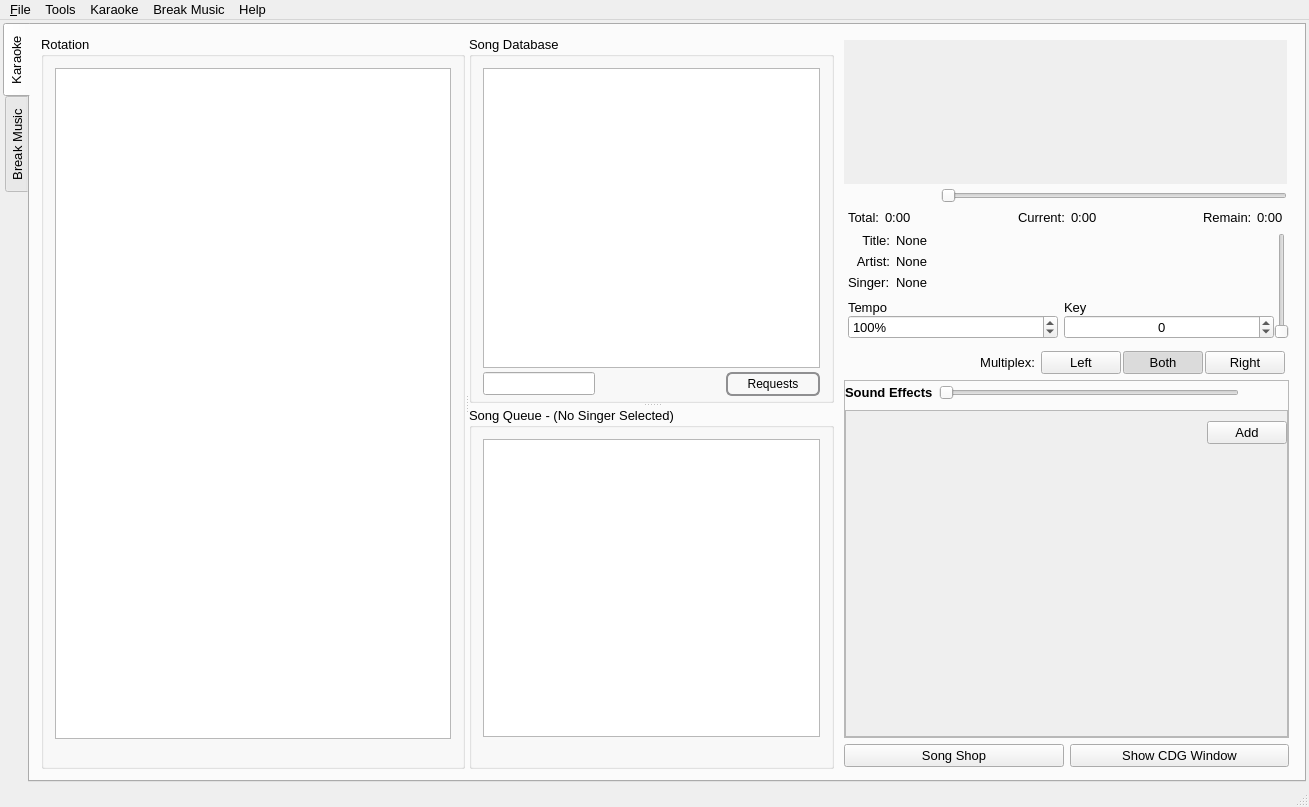
Before: the Qt Designer form OpenKJ/mainwindow.ui in OpenKJ/OpenKJ, drawn with Qt 5.
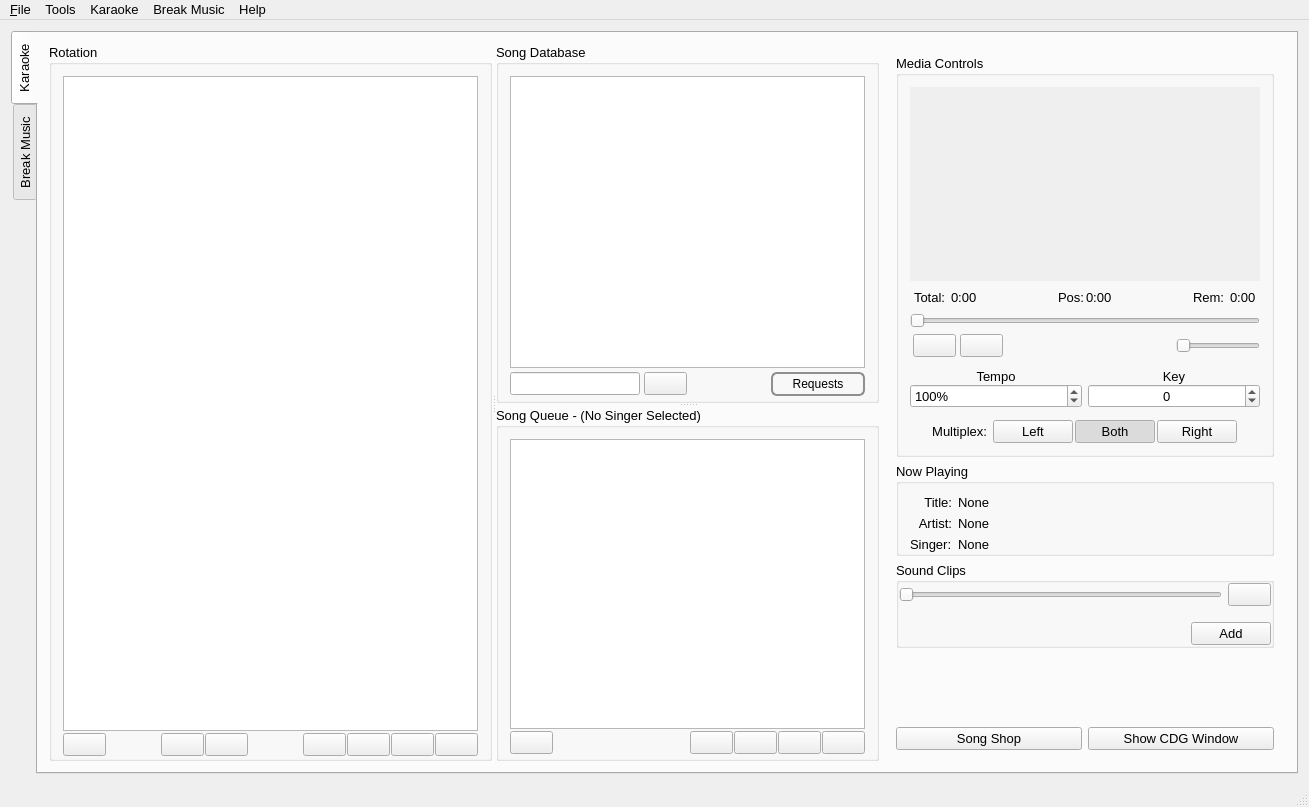
After: the same form once the commit is applied. Icons and pictures are not drawn. Custom widgets are drawn as their Qt base class.

```diff
--- a/OpenKJ/mainwindow.ui
+++ b/OpenKJ/mainwindow.ui
@@ -29,19 +29,7 @@
     <normaloff>:/icons/Icons/okicon.svg</normaloff>:/icons/Icons/okicon.svg</iconset>
   </property>
   <widget class="QWidget" name="centralWidget">
-   <layout class="QHBoxLayout" name="horizontalLayout_23">
-    <property name="leftMargin">
-     <number>3</number>
-    </property>
-    <property name="topMargin">
-     <number>3</number>
-    </property>
-    <property name="rightMargin">
-     <number>3</number>
-    </property>
-    <property name="bottomMargin">
-     <number>3</number>
-    </property>
+   <layout class="QVBoxLayout" name="verticalLayout_14">
     <item>
      <widget class="QTabWidget" name="tabWidget">
       <property name="tabPosition">
@@ -173,12 +161,12 @@
                  </property>
                  <property name="iconSize">
                   <size>
-                   <width>22</width>
-                   <height>22</height>
+                   <width>32</width>
+                   <height>32</height>
                   </size>
                  </property>
                  <property name="flat">
-                  <bool>true</bool>
+                  <bool>false</bool>
                  </property>
                 </widget>
                </item>
@@ -206,12 +194,12 @@
                  </property>
                  <property name="iconSize">
                   <size>
-                   <width>22</width>
-                   <height>22</height>
+                   <width>32</width>
+                   <height>32</height>
                   </size>
                  </property>
                  <property name="flat">
-                  <bool>true</bool>
+                  <bool>false</bool>
                  </property>
                 </widget>
                </item>
@@ -226,12 +214,12 @@
                  </property>
                  <property name="iconSize">
                   <size>
-                   <width>22</width>
-                   <height>22</height>
+                   <width>32</width>
+                   <height>32</height>
                   </size>
                  </property>
                  <property name="flat">
-                  <bool>true</bool>
+                  <bool>false</bool>
                  </property>
                 </widget>
                </item>
@@ -277,12 +265,12 @@
                  </property>
                  <property name="iconSize">
                   <size>
-                   <width>22</width>
-                   <height>22</height>
+                   <width>32</width>
+                   <height>32</height>
                   </size>
                  </property>
                  <property name="flat">
-                  <bool>true</bool>
+                  <bool>false</bool>
                  </property>
                 </widget>
                </item>
@@ -315,12 +303,12 @@
                  </property>
                  <property name="iconSize">
                   <size>
-                   <width>22</width>
-                   <height>22</height>
+                   <width>32</width>
+                   <height>32</height>
                   </size>
                  </property>
                  <property name="flat">
-                  <bool>true</bool>
+                  <bool>false</bool>
                  </property>
                 </widget>
                </item>
@@ -353,12 +341,12 @@
                  </property>
                  <property name="iconSize">
                   <size>
-                   <width>22</width>
-                   <height>22</height>
+                   <width>32</width>
+                   <height>32</height>
                   </size>
                  </property>
                  <property name="flat">
-                  <bool>true</bool>
+                  <bool>false</bool>
                  </property>
                 </widget>
                </item>
@@ -391,12 +379,12 @@
                  </property>
                  <property name="iconSize">
                   <size>
-                   <width>22</width>
-                   <height>22</height>
+                   <width>32</width>
+                   <height>32</height>
                   </size>
                  </property>
                  <property name="flat">
-                  <bool>true</bool>
+                  <bool>false</bool>
                  </property>
                 </widget>
                </item>
@@ -514,10 +502,16 @@
                     </property>
                     <property name="icon">
                      <iconset resource="resources.qrc">
-                      <normaloff>:/Icons/system-search2.png</normaloff>:/Icons/system-search2.png</iconset>
+                      <normaloff>:/Icons/breeze-dark/edit-find.svg</normaloff>:/Icons/breeze-dark/edit-find.svg</iconset>
+                    </property>
+                    <property name="iconSize">
+                     <size>
+                      <width>32</width>
+                      <height>32</height>
+                     </size>
                     </property>
                     <property name="flat">
-                     <bool>true</bool>
+                     <bool>false</bool>
                     </property>
                    </widget>
                   </item>
@@ -700,12 +694,12 @@
                       </property>
                       <property name="iconSize">
                        <size>
-                        <width>22</width>
-                        <height>22</height>
+                        <width>32</width>
+                        <height>32</height>
                        </size>
                       </property>
                       <property name="flat">
-                       <bool>true</bool>
+                       <bool>false</bool>
                       </property>
                      </widget>
                     </item>
@@ -751,12 +745,12 @@
                       </property>
                       <property name="iconSize">
                        <size>
-                        <width>22</width>
-                        <height>22</height>
+                        <width>32</width>
+                        <height>32</height>
                        </size>
                       </property>
                       <property name="flat">
-                       <bool>true</bool>
+                       <bool>false</bool>
                       </property>
                      </widget>
                     </item>
@@ -789,12 +783,12 @@
                       </property>
                       <property name="iconSize">
                        <size>
-                        <width>22</width>
-                        <height>22</height>
+                        <width>32</width>
+                        <height>32</height>
                        </size>
                       </property>
                       <property name="flat">
-                       <bool>true</bool>
+                       <bool>false</bool>
                       </property>
                      </widget>
                     </item>
@@ -827,12 +821,12 @@
                       </property>
                       <property name="iconSize">
                        <size>
-                        <width>22</width>
-                        <height>22</height>
+                        <width>32</width>
+                        <height>32</height>
                        </size>
                       </property>
                       <property name="flat">
-                       <bool>true</bool>
+                       <bool>false</bool>
                       </property>
                      </widget>
                     </item>
@@ -865,12 +859,12 @@
                       </property>
                       <property name="iconSize">
                        <size>
-                        <width>22</width>
-                        <height>22</height>
+                        <width>32</width>
+                        <height>32</height>
                        </size>
                       </property>
                       <property name="flat">
-                       <bool>true</bool>
+                       <bool>false</bool>
                       </property>
                      </widget>
                     </item>
@@ -902,7 +896,7 @@
           </property>
           <property name="maximumSize">
            <size>
-            <width>512</width>
+            <width>400</width>
             <height>16777215</height>
            </size>
           </property>
@@ -918,52 +912,22 @@
           <property name="lineWidth">
            <number>0</number>
           </property>
-          <layout class="QVBoxLayout" name="verticalLayout_14">
-           <property name="spacing">
-            <number>6</number>
-           </property>
-           <property name="leftMargin">
-            <number>4</number>
-           </property>
-           <property name="topMargin">
-            <number>4</number>
-           </property>
-           <property name="rightMargin">
-            <number>4</number>
-           </property>
-           <property name="bottomMargin">
-            <number>2</number>
-           </property>
+          <property name="midLineWidth">
+           <number>0</number>
+          </property>
+          <layout class="QVBoxLayout" name="verticalLayout_13">
            <item>
-            <widget class="QFrame" name="cdgFrame">
+            <widget class="QGroupBox" name="cdgGroupBox">
              <property name="baseSize">
               <size>
                <width>256</width>
                <height>216</height>
               </size>
              </property>
-             <property name="frameShape">
-              <enum>QFrame::NoFrame</enum>
+             <property name="title">
+              <string>Media Controls</string>
              </property>
-             <property name="frameShadow">
-              <enum>QFrame::Raised</enum>
-             </property>
-             <layout class="QVBoxLayout" name="verticalLayout_15">
-              <property name="spacing">
-               <number>0</number>
-              </property>
-              <property name="leftMargin">
-               <number>0</number>
-              </property>
-              <property name="topMargin">
-               <number>0</number>
-              </property>
-              <property name="rightMargin">
-               <number>2</number>
-              </property>
-              <property name="bottomMargin">
-               <number>0</number>
-              </property>
+             <layout class="QVBoxLayout" name="verticalLayout_10">
               <item>
                <widget class="VideoDisplayAR" name="videoPreview" native="true">
                 <property name="sizePolicy">
@@ -975,7 +939,7 @@
                 <property name="minimumSize">
                  <size>
                   <width>256</width>
-                  <height>144</height>
+                  <height>194</height>
                  </size>
                 </property>
                 <property name="autoFillBackground">
@@ -1000,89 +964,6 @@
                 </layout>
                </widget>
               </item>
-              <item>
-               <widget class="QFrame" name="progressFrame_2">
-                <property name="sizePolicy">
-                 <sizepolicy hsizetype="Expanding" vsizetype="Minimum">
-                  <horstretch>0</horstretch>
-                  <verstretch>0</verstretch>
-                 </sizepolicy>
-                </property>
-                <property name="frameShape">
-                 <enum>QFrame::NoFrame</enum>
-                </property>
-                <property name="frameShadow">
-                 <enum>QFrame::Plain</enum>
-                </property>
-                <property name="lineWidth">
-                 <number>0</number>
-                </property>
-                <layout class="QHBoxLayout" name="horizontalLayout_14">
-                 <property name="spacing">
-                  <number>4</number>
-                 </property>
-                 <property name="leftMargin">
-                  <number>3</number>
-                 </property>
-                 <property name="topMargin">
-                  <number>0</number>
-                 </property>
-                 <property name="rightMargin">
-                  <number>0</number>
-                 </property>
-                 <property name="bottomMargin">
-                  <number>0</number>
-                 </property>
-                 <item>
-                  <widget class="QPushButton" name="buttonPause">
-                   <property name="focusPolicy">
-                    <enum>Qt::NoFocus</enum>
-                   </property>
-                   <property name="icon">
-                    <iconset resource="resources.qrc">
-                     <normaloff>:/icons/pause</normaloff>:/icons/pause</iconset>
-                   </property>
-                   <property name="flat">
-                    <bool>true</bool>
-                   </property>
-                  </widget>
-                 </item>
-                 <item>
-                  <widget class="QPushButton" name="buttonStop">
-                   <property name="focusPolicy">
-                    <enum>Qt::NoFocus</enum>
-                   </property>
-                   <property name="icon">
-                    <iconset resource="resources.qrc">
-                     <normaloff>:/icons/stop</normaloff>:/icons/stop</iconset>
-                   </property>
-                   <property name="flat">
-                    <bool>true</bool>
-                   </property>
-                  </widget>
-                 </item>
-                 <item>
-                  <widget class="QSlider" name="sliderProgress">
-                   <property name="sizePolicy">
-                    <sizepolicy hsizetype="Expanding" vsizetype="Fixed">
-                     <horstretch>0</horstretch>
-                     <verstretch>0</verstretch>
-                    </sizepolicy>
-                   </property>
-                   <property name="maximumSize">
-                    <size>
-                     <width>16777215</width>
-                     <height>16777215</height>
-                    </size>
-                   </property>
-                   <property name="orientation">
-                    <enum>Qt::Horizontal</enum>
-                   </property>
-                  </widget>
-                 </item>
-                </layout>
-               </widget>
-              </item>
               <item>
                <layout class="QHBoxLayout" name="hlProgress">
                 <property name="leftMargin">
@@ -1169,7 +1050,7 @@
                      <enum>QFrame::Plain</enum>
                     </property>
                     <property name="text">
-                     <string>Current: </string>
+                     <string>Pos:</string>
                     </property>
                     <property name="scaledContents">
                      <bool>true</bool>
@@ -1221,7 +1102,7 @@
                      <enum>QFrame::NoFrame</enum>
                     </property>
                     <property name="text">
-                     <string>Remain: </string>
+                     <string>Rem: </string>
                     </property>
                     <property name="scaledContents">
                      <bool>true</bool>
@@ -1245,135 +1126,157 @@
                 </item>
                </layout>
               </item>
-             </layout>
+              <item>
+               <widget class="QSlider" name="sliderProgress">
+                <property name="sizePolicy">
+                 <sizepolicy hsizetype="Expanding" vsizetype="Fixed">
+                  <horstretch>0</horstretch>
+                  <verstretch>0</verstretch>
+                 </sizepolicy>
+                </property>
+                <property name="maximumSize">
+                 <size>
+                  <width>16777215</width>
+                  <height>16777215</height>
+                 </size>
+                </property>
+                <property name="orientation">
+                 <enum>Qt::Horizontal</enum>
+                </property>
             </widget>
            </item>
            <item>
-            <layout class="QVBoxLayout" name="verticalLayout_10">
-             <property name="spacing">
+               <widget class="QFrame" name="progressFrame_2">
+                <property name="sizePolicy">
+                 <sizepolicy hsizetype="Expanding" vsizetype="Minimum">
+                  <horstretch>0</horstretch>
+                  <verstretch>0</verstretch>
+                 </sizepolicy>
+                </property>
+                <property name="frameShape">
+                 <enum>QFrame::NoFrame</enum>
+                </property>
+                <property name="frameShadow">
+                 <enum>QFrame::Plain</enum>
+                </property>
+                <property name="lineWidth">
               <number>0</number>
+                </property>
+                <layout class="QHBoxLayout" name="horizontalLayout_14">
+                 <property name="spacing">
+                  <number>4</number>
              </property>
              <property name="leftMargin">
-              <number>4</number>
+                  <number>3</number>
              </property>
              <property name="topMargin">
               <number>0</number>
              </property>
-             <item>
-              <layout class="QHBoxLayout" name="horizontalLayout_20">
-               <property name="spacing">
+                 <property name="rightMargin">
                 <number>0</number>
-               </property>
-               <property name="topMargin">
-                <number>0</number>
-               </property>
-               <item>
-                <layout class="QVBoxLayout" name="verticalLayout_22">
-                 <property name="spacing">
-                  <number>4</number>
                  </property>
                  <property name="bottomMargin">
                   <number>0</number>
                  </property>
                  <item>
-                  <layout class="QFormLayout" name="formLayout">
-                   <property name="rowWrapPolicy">
-                    <enum>QFormLayout::WrapLongRows</enum>
+                  <widget class="QPushButton" name="buttonPause">
+                   <property name="focusPolicy">
+                    <enum>Qt::NoFocus</enum>
                    </property>
-                   <property name="labelAlignment">
-                    <set>Qt::AlignRight|Qt::AlignTop|Qt::AlignTrailing</set>
+                   <property name="icon">
+                    <iconset resource="resources.qrc">
+                     <normaloff>:/Icons/breeze-dark/media-playback-pause.svg</normaloff>:/Icons/breeze-dark/media-playback-pause.svg</iconset>
                    </property>
-                   <item row="0" column="0">
-                    <widget class="QLabel" name="label_10">
-                     <property name="text">
-                      <string>Title:</string>
-                     </property>
-                     <property name="alignment">
-                      <set>Qt::AlignRight|Qt::AlignTop|Qt::AlignTrailing</set>
+                   <property name="iconSize">
+                    <size>
+                     <width>26</width>
+                     <height>26</height>
+                    </size>
+                   </property>
+                   <property name="flat">
+                    <bool>false</bool>
                      </property>
                     </widget>
                    </item>
-                   <item row="0" column="1">
-                    <widget class="QLabel" name="labelTitle">
-                     <property name="sizePolicy">
-                      <sizepolicy hsizetype="Expanding" vsizetype="Minimum">
-                       <horstretch>0</horstretch>
-                       <verstretch>0</verstretch>
-                      </sizepolicy>
-                     </property>
-                     <property name="text">
-                      <string>None</string>
-                     </property>
-                     <property name="wordWrap">
-                      <bool>true</bool>
-                     </property>
-                    </widget>
-                   </item>
-                   <item row="1" column="0">
-                    <widget class="QLabel" name="label_11">
-                     <property name="sizePolicy">
-                      <sizepolicy hsizetype="Expanding" vsizetype="Minimum">
-                       <horstretch>0</horstretch>
-                       <verstretch>0</verstretch>
-                      </sizepolicy>
-                     </property>
-                     <property name="text">
-                      <string>Artist:</string>
-                     </property>
-                     <property name="alignment">
-                      <set>Qt::AlignRight|Qt::AlignTop|Qt::AlignTrailing</set>
-                     </property>
-                    </widget>
-                   </item>
-                   <item row="1" column="1">
-                    <widget class="QLabel" name="labelArtist">
-                     <property name="sizePolicy">
-                      <sizepolicy hsizetype="Expanding" vsizetype="Minimum">
-                       <horstretch>0</horstretch>
-                       <verstretch>0</verstretch>
-                      </sizepolicy>
-                     </property>
+                 <item>
+                  <widget class="QPushButton" name="buttonStop">
+                   <property name="focusPolicy">
+                    <enum>Qt::NoFocus</enum>
+                   </property>
+                   <property name="icon">
+                    <iconset resource="resources.qrc">
+                     <normaloff>:/Icons/breeze-dark/media-playback-stop.svg</normaloff>:/Icons/breeze-dark/media-playback-stop.svg</iconset>
+                   </property>
+                   <property name="iconSize">
+                    <size>
+                     <width>26</width>
+                     <height>26</height>
+                    </size>
+                   </property>
+                   <property name="flat">
+                    <bool>false</bool>
+                   </property>
+                  </widget>
+                 </item>
+                 <item>
+                  <spacer name="horizontalSpacer_14">
+                   <property name="orientation">
+                    <enum>Qt::Horizontal</enum>
+                   </property>
+                   <property name="sizeHint" stdset="0">
+                    <size>
+                     <width>40</width>
+                     <height>20</height>
+                    </size>
+                   </property>
+                  </spacer>
+                 </item>
+                 <item>
+                  <widget class="QLabel" name="label_15">
                      <property name="text">
-                      <string>None</string>
-                     </property>
-                     <property name="wordWrap">
-                      <bool>true</bool>
-                     </property>
-                    </widget>
-                   </item>
-                   <item row="2" column="0">
-                    <widget class="QLabel" name="label_12">
-                     <property name="sizePolicy">
-                      <sizepolicy hsizetype="Expanding" vsizetype="Minimum">
-                       <horstretch>0</horstretch>
-                       <verstretch>0</verstretch>
-                      </sizepolicy>
-                     </property>
-                     <property name="text">
-                      <string>Singer:</string>
-                     </property>
+                    <string/>
+                   </property>
+                   <property name="pixmap">
+                    <pixmap resource="resources.qrc">:/Icons/breeze-dark/audio-volume-high.svg</pixmap>
+                   </property>
+                   <property name="scaledContents">
+                    <bool>false</bool>
+                   </property>
                      <property name="alignment">
-                      <set>Qt::AlignLeading|Qt::AlignLeft|Qt::AlignTop</set>
+                    <set>Qt::AlignCenter</set>
                      </property>
                     </widget>
                    </item>
-                   <item row="2" column="1">
-                    <widget class="QLabel" name="labelSinger">
+                 <item>
+                  <widget class="VolSlider" name="sliderVolume">
                      <property name="sizePolicy">
-                      <sizepolicy hsizetype="Expanding" vsizetype="Minimum">
+                    <sizepolicy hsizetype="Preferred" vsizetype="Preferred">
                        <horstretch>0</horstretch>
                        <verstretch>0</verstretch>
                       </sizepolicy>
                      </property>
-                     <property name="text">
-                      <string>None</string>
-                     </property>
-                     <property name="wordWrap">
+                   <property name="maximumSize">
+                    <size>
+                     <width>16777215</width>
+                     <height>16777215</height>
+                    </size>
+                   </property>
+                   <property name="focusPolicy">
+                    <enum>Qt::NoFocus</enum>
+                   </property>
+                   <property name="toolTip">
+                    <string>Volume Control</string>
+                   </property>
+                   <property name="tracking">
                       <bool>true</bool>
                      </property>
+                   <property name="orientation">
+                    <enum>Qt::Horizontal</enum>
+                   </property>
                     </widget>
                    </item>
                   </layout>
+               </widget>
                  </item>
                  <item>
                   <layout class="QGridLayout" name="gridLayout_2">
@@ -1410,6 +1313,9 @@
                      <property name="text">
                       <string>Tempo</string>
                      </property>
+                  <property name="alignment">
+                   <set>Qt::AlignCenter</set>
+                  </property>
                     </widget>
                    </item>
                    <item row="0" column="1">
@@ -1417,6 +1323,9 @@
                      <property name="text">
                       <string>Key</string>
                      </property>
+                  <property name="alignment">
+                   <set>Qt::AlignCenter</set>
+                  </property>
                     </widget>
                    </item>
                    <item row="1" column="1">
@@ -1458,40 +1367,6 @@
                    </item>
                   </layout>
                  </item>
-                </layout>
-               </item>
-               <item>
-                <widget class="VolSlider" name="sliderVolume">
-                 <property name="sizePolicy">
-                  <sizepolicy hsizetype="Fixed" vsizetype="Minimum">
-                   <horstretch>0</horstretch>
-                   <verstretch>0</verstretch>
-                  </sizepolicy>
-                 </property>
-                 <property name="maximumSize">
-                  <size>
-                   <width>16777215</width>
-                   <height>16777215</height>
-                  </size>
-                 </property>
-                 <property name="focusPolicy">
-                  <enum>Qt::NoFocus</enum>
-                 </property>
-                 <property name="toolTip">
-                  <string>Volume Control</string>
-                 </property>
-                 <property name="tracking">
-                  <bool>true</bool>
-                 </property>
-                 <property name="orientation">
-                  <enum>Qt::Vertical</enum>
-                 </property>
-                </widget>
-               </item>
-              </layout>
-             </item>
-            </layout>
-           </item>
            <item>
             <layout class="QHBoxLayout" name="horizontalLayout">
              <property name="leftMargin">
@@ -1503,6 +1378,19 @@
              <property name="rightMargin">
               <number>4</number>
              </property>
+                <item>
+                 <spacer name="horizontalSpacer_15">
+                  <property name="orientation">
+                   <enum>Qt::Horizontal</enum>
+                  </property>
+                  <property name="sizeHint" stdset="0">
+                   <size>
+                    <width>40</width>
+                    <height>20</height>
+                   </size>
+                  </property>
+                 </spacer>
+                </item>
              <item>
               <widget class="QLabel" name="label_4">
                <property name="sizePolicy">
@@ -1571,15 +1459,143 @@
                </item>
               </layout>
              </item>
-            </layout>
-           </item>
+                <item>
+                 <spacer name="horizontalSpacer_16">
+                  <property name="orientation">
+                   <enum>Qt::Horizontal</enum>
+                  </property>
+                  <property name="sizeHint" stdset="0">
+                   <size>
+                    <width>40</width>
+                    <height>20</height>
+                   </size>
+                  </property>
+                 </spacer>
+                </item>
+               </layout>
+              </item>
+             </layout>
+            </widget>
+           </item>
            <item>
-            <widget class="QFrame" name="frame_3">
-             <property name="frameShape">
-              <enum>QFrame::StyledPanel</enum>
+            <widget class="QGroupBox" name="">
+             <property name="title">
+              <string>Now Playing</string>
              </property>
-             <property name="frameShadow">
-              <enum>QFrame::Sunken</enum>
+             <layout class="QVBoxLayout" name="verticalLayout_22">
+              <property name="spacing">
+               <number>4</number>
+              </property>
+              <property name="bottomMargin">
+               <number>1</number>
+              </property>
+              <item>
+               <layout class="QFormLayout" name="formLayout">
+                <property name="rowWrapPolicy">
+                 <enum>QFormLayout::WrapLongRows</enum>
+                </property>
+                <property name="labelAlignment">
+                 <set>Qt::AlignRight|Qt::AlignTop|Qt::AlignTrailing</set>
+                </property>
+                <item row="0" column="0">
+                 <widget class="QLabel" name="label_10">
+                  <property name="text">
+                   <string>Title:</string>
+                  </property>
+                  <property name="alignment">
+                   <set>Qt::AlignRight|Qt::AlignTop|Qt::AlignTrailing</set>
+                  </property>
+                 </widget>
+                </item>
+                <item row="0" column="1">
+                 <widget class="QLabel" name="labelTitle">
+                  <property name="sizePolicy">
+                   <sizepolicy hsizetype="Expanding" vsizetype="Minimum">
+                    <horstretch>0</horstretch>
+                    <verstretch>0</verstretch>
+                   </sizepolicy>
+                  </property>
+                  <property name="text">
+                   <string>None</string>
+                  </property>
+                  <property name="wordWrap">
+                   <bool>true</bool>
+                  </property>
+                 </widget>
+                </item>
+                <item row="1" column="0">
+                 <widget class="QLabel" name="label_11">
+                  <property name="sizePolicy">
+                   <sizepolicy hsizetype="Expanding" vsizetype="Minimum">
+                    <horstretch>0</horstretch>
+                    <verstretch>0</verstretch>
+                   </sizepolicy>
+                  </property>
+                  <property name="text">
+                   <string>Artist:</string>
+                  </property>
+                  <property name="alignment">
+                   <set>Qt::AlignRight|Qt::AlignTop|Qt::AlignTrailing</set>
+                  </property>
+                 </widget>
+                </item>
+                <item row="1" column="1">
+                 <widget class="QLabel" name="labelArtist">
+                  <property name="sizePolicy">
+                   <sizepolicy hsizetype="Expanding" vsizetype="Minimum">
+                    <horstretch>0</horstretch>
+                    <verstretch>0</verstretch>
+                   </sizepolicy>
+                  </property>
+                  <property name="text">
+                   <string>None</string>
+                  </property>
+                  <property name="wordWrap">
+                   <bool>true</bool>
+                  </property>
+                 </widget>
+                </item>
+                <item row="2" column="0">
+                 <widget class="QLabel" name="label_12">
+                  <property name="sizePolicy">
+                   <sizepolicy hsizetype="Expanding" vsizetype="Minimum">
+                    <horstretch>0</horstretch>
+                    <verstretch>0</verstretch>
+                   </sizepolicy>
+                  </property>
+                  <property name="text">
+                   <string>Singer:</string>
+                  </property>
+                  <property name="alignment">
+                   <set>Qt::AlignLeading|Qt::AlignLeft|Qt::AlignTop</set>
+                  </property>
+                 </widget>
+                </item>
+                <item row="2" column="1">
+                 <widget class="QLabel" name="labelSinger">
+                  <property name="sizePolicy">
+                   <sizepolicy hsizetype="Expanding" vsizetype="Minimum">
+                    <horstretch>0</horstretch>
+                    <verstretch>0</verstretch>
+                   </sizepolicy>
+                  </property>
+                  <property name="text">
+                   <string>None</string>
+                  </property>
+                  <property name="wordWrap">
+                   <bool>true</bool>
+                  </property>
+                 </widget>
+                </item>
+               </layout>
+              </item>
+             </layout>
+            </widget>
+           </item>
+           <item>
+            <widget class="QGroupBox" name="groupBox_3">
+             <property name="title">
+              <string>Sound Clips</string>
              </property>
              <layout class="QVBoxLayout" name="verticalLayout_11">
               <property name="leftMargin">
@@ -1599,25 +1615,6 @@
                 <property name="topMargin">
                  <number>0</number>
                 </property>
-                <item>
-                 <widget class="QLabel" name="label_2">
-                  <property name="sizePolicy">
-                   <sizepolicy hsizetype="Preferred" vsizetype="Minimum">
-                    <horstretch>0</horstretch>
-                    <verstretch>0</verstretch>
-                   </sizepolicy>
-                  </property>
-                  <property name="text">
-                   <string>&lt;html&gt;&lt;head/&gt;&lt;body&gt;&lt;p&gt;&lt;span style=&quot; font-weight:600;&quot;&gt;Sound Effects&lt;/span&gt;&lt;/p&gt;&lt;/body&gt;&lt;/html&gt;</string>
-                  </property>
-                  <property name="textFormat">
-                   <enum>Qt::RichText</enum>
-                  </property>
-                  <property name="margin">
-                   <number>10</number>
-                  </property>
-                 </widget>
-                </item>
                 <item>
                  <widget class="QSlider" name="sliderSfxPos">
                   <property name="sizePolicy">
@@ -1638,42 +1635,21 @@
                   </property>
                   <property name="icon">
                    <iconset resource="resources.qrc">
-                    <normaloff>:/icons/stop</normaloff>:/icons/stop</iconset>
+                    <normaloff>:/Icons/breeze-dark/media-playback-stop.svg</normaloff>:/Icons/breeze-dark/media-playback-stop.svg</iconset>
+                  </property>
+                  <property name="iconSize">
+                   <size>
+                    <width>26</width>
+                    <height>26</height>
+                   </size>
                   </property>
                   <property name="flat">
-                   <bool>true</bool>
+                   <bool>false</bool>
                   </property>
                  </widget>
                 </item>
                </layout>
               </item>
-              <item>
-               <widget class="QScrollArea" name="scrollArea">
-                <property name="widgetResizable">
-                 <bool>true</bool>
-                </property>
-                <widget class="QWidget" name="scrollAreaWidgetContents">
-                 <property name="geometry">
-                  <rect>
-                   <x>0</x>
-                   <y>0</y>
-                   <width>500</width>
-                   <height>289</height>
-                  </rect>
-                 </property>
-                 <layout class="QVBoxLayout" name="verticalLayout_2" stretch="1,0,1">
-                  <property name="leftMargin">
-                   <number>0</number>
-                  </property>
-                  <property name="topMargin">
-                   <number>0</number>
-                  </property>
-                  <property name="rightMargin">
-                   <number>0</number>
-                  </property>
-                  <property name="bottomMargin">
-                   <number>0</number>
-                  </property>
                   <item>
                    <layout class="QGridLayout" name="sfxButtonGrid">
                     <property name="sizeConstraint">
@@ -1708,6 +1684,9 @@
                     </item>
                    </layout>
                   </item>
+             </layout>
+            </widget>
+           </item>
                   <item>
                    <spacer name="verticalSpacer">
                     <property name="orientation">
@@ -1720,13 +1699,6 @@
                      </size>
                     </property>
                    </spacer>
-                  </item>
-                 </layout>
-                </widget>
-               </widget>
-              </item>
-             </layout>
-            </widget>
            </item>
            <item>
             <layout class="QHBoxLayout" name="horizontalLayout_25">
```
Left out of the diff: 51 changed lines with no effect on the pictures. Lines whose indentation alone changed are shown as unchanged.
